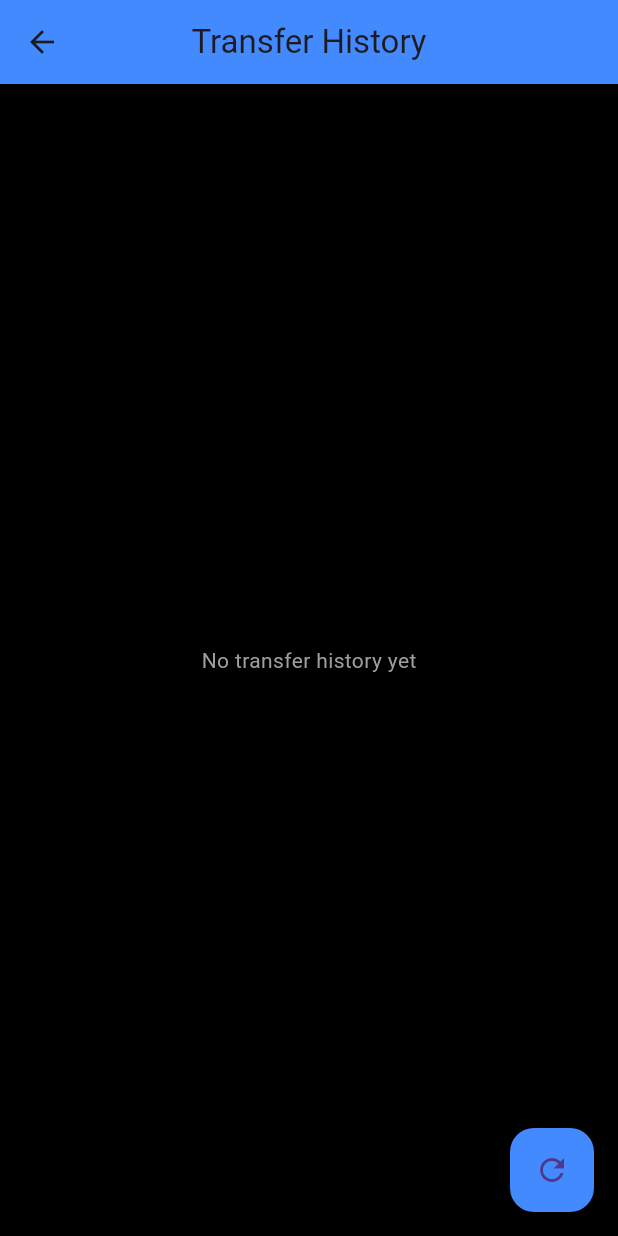
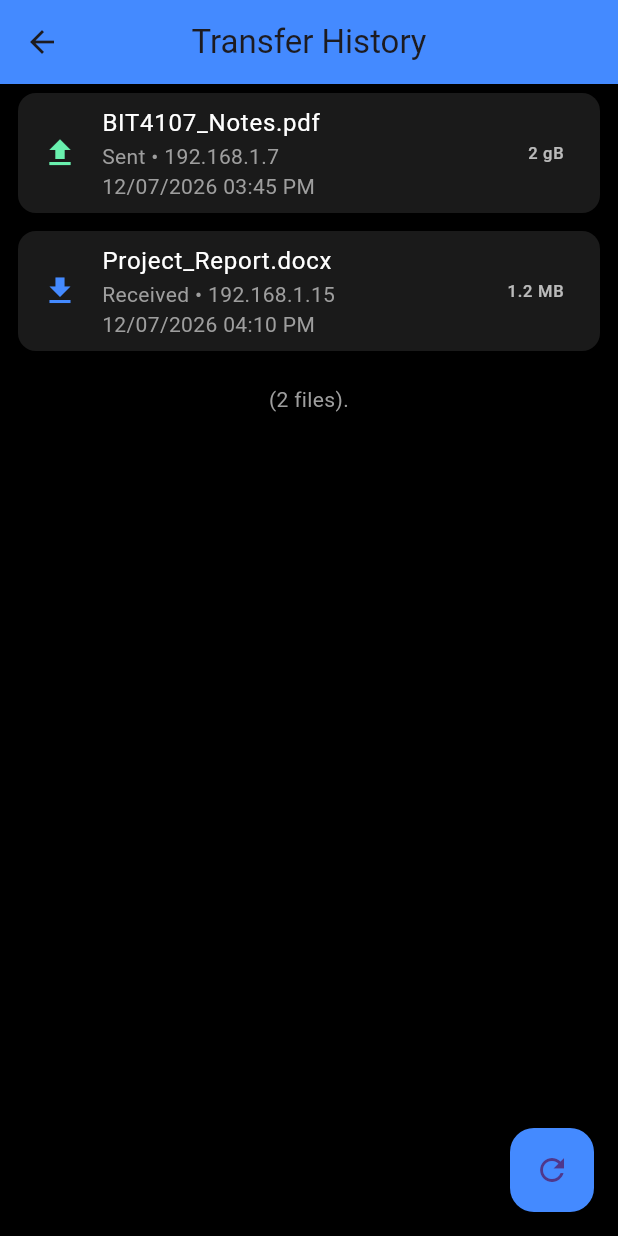
Before and after one commit to mutai786/StarShare, a Flutter app: the HomeScreen screen opened directly, after a tap on the "history" icon, on a phone screen of 412 x 824 dp. Run offline on Flutter 3.47's test engine with Material 3 defaults, Android fonts, the light colour scheme and no system bars; our stand-ins replace file_picker, firebase_auth, firebase_core, geolocator, qr_flutter, sqflite; missing offline and left inert: mobile_scanner; accounts and stored records are empty.

Commit message:
Week 10 and 11 updates and app improvements

```diff
--- a/lib/screens/history_screen.dart
+++ b/lib/screens/history_screen.dart
@@ -38,7 +38,6 @@ class _HistoryScreenState extends State<HistoryScreen> {
     return ValueListenableBuilder(
       valueListenable: AppState.updateNotifier,
       builder: (context, value, child) {
-        // reload when notifier changes
         loadTransfers();
 
         return Scaffold(
@@ -48,12 +47,69 @@ class _HistoryScreenState extends State<HistoryScreen> {
             centerTitle: true,
             backgroundColor: Colors.blueAccent,
           ),
+
           body: transfers.isEmpty
-              ? const Center(
-            child: Text(
-              "No transfer history yet",
-              style: TextStyle(color: Colors.grey),
-            ),
+              ? ListView(
+            children: [
+              Card(
+                color: Colors.white10,
+                margin: const EdgeInsets.symmetric(
+                  horizontal: 12,
+                  vertical: 6,
+                ),
+                child: const ListTile(
+                  leading: Icon(
+                    Icons.upload,
+                    color: Colors.greenAccent,
+                  ),
+                  title: Text(
+                    "BIT4107_Notes.pdf",
+                    style: TextStyle(color: Colors.white),
+                  ),
+                  subtitle: Text(
+                    "Sent • 192.168.1.7\n12/07/2026 03:45 PM",
+                    style: TextStyle(color: Colors.grey),
+                  ),
+                  trailing: Text(
+                    "2 gB",
+                    style: TextStyle(color: Colors.white70),
+                  ),
+                ),
+              ),
+              Card(
+                color: Colors.white10,
+                margin: const EdgeInsets.symmetric(
+                  horizontal: 12,
+                  vertical: 6,
+                ),
+                child: const ListTile(
+                  leading: Icon(
+                    Icons.download,
+                    color: Colors.blueAccent,
+                  ),
+                  title: Text(
+                    "Project_Report.docx",
+                    style: TextStyle(color: Colors.white),
+                  ),
+                  subtitle: Text(
+                    "Received • 192.168.1.15\n12/07/2026 04:10 PM",
+                    style: TextStyle(color: Colors.grey),
+                  ),
+                  trailing: Text(
+                    "1.2 MB",
+                    style: TextStyle(color: Colors.white70),
+                  ),
+                ),
+              ),
+              const Padding(
+                padding: EdgeInsets.all(16),
+                child: Text(
+                  "(2 files).",
+                  textAlign: TextAlign.center,
+                  style: TextStyle(color: Colors.grey),
+                ),
+              ),
+            ],
           )
               : ListView.builder(
             itemCount: transfers.length,
@@ -80,7 +136,7 @@ class _HistoryScreenState extends State<HistoryScreen> {
                     style: const TextStyle(color: Colors.white),
                   ),
                   subtitle: Text(
-                    "${item['direction']} • ${item['deviceIp']}",
+                    "${item['direction']} • ${item['deviceIp']}\n${item['timestamp']}",
                     style: const TextStyle(color: Colors.grey),
                   ),
                   trailing: Text(
@@ -91,6 +147,7 @@ class _HistoryScreenState extends State<HistoryScreen> {
               );
             },
           ),
+
           floatingActionButton: FloatingActionButton(
             backgroundColor: Colors.blueAccent,
             onPressed: loadTransfers,
--- a/lib/screens/home_screen.dart
+++ b/lib/screens/home_screen.dart
@@ -4,7 +4,7 @@ import 'package:starshare/screens/qr_scanner_screen.dart';
 import 'send_file_screen.dart';
 import 'receive_file_screen.dart';
 import 'history_screen.dart';
-
+import '../services/location_service.dart';
 import '../services/database_service.dart';
 import '../services/app_state.dart';
 import '../utils/input_validator.dart';
@@ -19,7 +19,10 @@ class HomeScreen extends StatefulWidget {
 class _HomeScreenState extends State<HomeScreen> {
   int sentCount = 0;
   int receivedCount = 0;
+  String latitude = "Not Available";
+  String longitude = "Not Available";
 
+  final LocationService _locationService = LocationService();
   // Added for search
   final TextEditingController _searchController = TextEditingController();
   final InputValidator _validator = const InputValidator();
@@ -106,7 +109,30 @@ class _HomeScreenState extends State<HomeScreen> {
       ),
     );
   }
+  Future<void> getLocation() async {
+    try {
+      final position = await _locationService.getCurrentLocation();
 
+      if (position == null) return;
+
+      setState(() {
+        latitude = position.latitude.toStringAsFixed(6);
+        longitude = position.longitude.toStringAsFixed(6);
+      });
+
+      ScaffoldMessenger.of(context).showSnackBar(
+        const SnackBar(
+          content: Text("Location retrieved successfully."),
+        ),
+      );
+    } catch (e) {
+      ScaffoldMessenger.of(context).showSnackBar(
+        SnackBar(
+          content: Text(e.toString()),
+        ),
+      );
+    }
+  }
   @override
   void dispose() {
     AppState.updateNotifier.removeListener(loadStats);
@@ -256,7 +282,44 @@ class _HomeScreenState extends State<HomeScreen> {
                 ),
               ],
             ),
+            const SizedBox(height: 20),
 
+            _actionButton(
+              context,
+              Icons.location_on,
+              "Location",
+              getLocation,
+            ),
+
+            const SizedBox(height: 20),
+
+            Card(
+              color: Colors.white10,
+              child: Padding(
+                padding: const EdgeInsets.all(16),
+                child: Column(
+                  children: [
+                    const Text(
+                      "Current Location",
+                      style: TextStyle(
+                        color: Colors.white,
+                        fontWeight: FontWeight.bold,
+                      ),
+                    ),
+                    const SizedBox(height: 10),
+                    Text(
+                      "Latitude: $latitude",
+                      style: const TextStyle(color: Colors.white),
+                    ),
+                    const SizedBox(height: 5),
+                    Text(
+                      "Longitude: $longitude",
+                      style: const TextStyle(color: Colors.white),
+                    ),
+                  ],
+                ),
+              ),
+            ),
             const SizedBox(height: 20),
 
             _actionButton(
--- a/lib/screens/send_file_screen.dart
+++ b/lib/screens/send_file_screen.dart
@@ -1,7 +1,7 @@
 import 'dart:io';
 import 'dart:async';
 import 'dart:convert';
-
+import 'package:intl/intl.dart';
 import 'package:flutter/material.dart';
 import 'package:file_picker/file_picker.dart';
 
@@ -159,7 +159,9 @@ class _SendFileScreenState extends State<SendFileScreen> {
           'fileSize': bytes.length,
           'direction': 'Sent',
           'deviceIp': selectedIp,
-          'timestamp': DateTime.now().toString(),
+          'timestamp': DateFormat(
+            'dd/MM/yyyy  hh:mm a',
+          ).format(DateTime.now()),
         },
       );
 
```
Also changed, not shown: lib/services/location_service.dart (added, +34 -0 lines), pubspec.yaml (+10 -0 lines), assets/icon/starshare_logo.png (added), pubspec.lock, 13 other files.
